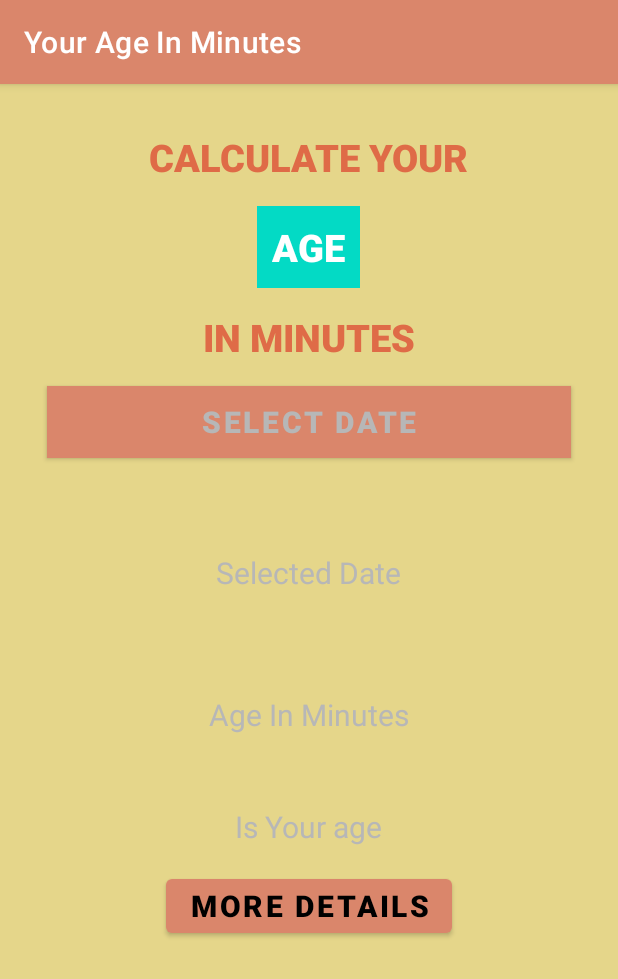
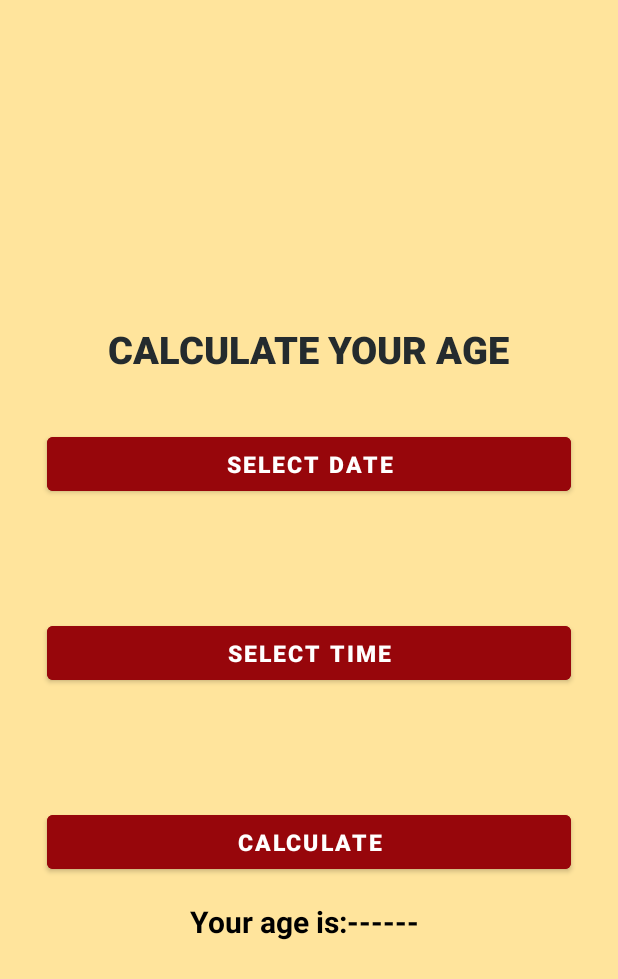
Before and after one commit to rupali2822/AgeInMinutes, an Android app: the screen it shows after launch (MainActivity), on a phone screen of 412 x 824 dp. Shown: the top 979 px of the screen. Run offline under Robolectric (Android 15) with nearby library versions, the phone set to English and light mode, and no system bars.

Commit message:
fixed calculation and added timepicker

```diff
--- a/app/src/main/res/layout/activity_main.xml
+++ b/app/src/main/res/layout/activity_main.xml
@@ -5,116 +5,96 @@
     android:layout_width="match_parent"
 
     android:layout_height="match_parent"
-    tools:context=".MainActivity"
-    android:gravity="center_horizontal"
+    android:background="#FFE49C"
+
     android:orientation="vertical"
     android:padding="16dp"
-    android:background="#E5D68A">
+    android:gravity="center"
+    tools:context=".MainActivity">
 
     <TextView
         android:layout_width="wrap_content"
         android:layout_height="wrap_content"
         android:layout_marginTop="15dp"
         android:fontFamily="sans-serif-medium"
-        android:text="CALCULATE YOUR"
-        android:textColor="@color/purple_500"
+        android:text="CALCULATE YOUR AGE"
+        android:textColor="#242B2E"
         android:textSize="25sp"
-        android:textStyle="bold" />
-    <TextView
-        android:layout_width="wrap_content"
-        android:layout_height="wrap_content"
-        android:layout_marginTop="15dp"
-        android:fontFamily="sans-serif-medium"
-        android:text="AGE"
-        android:padding="10dp"
-        android:textColor="@color/white"
-        android:textSize="25sp"
-        android:textStyle="bold"
-        android:background="@color/teal_200"/>
-    <TextView
-        android:layout_width="wrap_content"
-        android:layout_height="wrap_content"
-        android:layout_marginTop="15dp"
-        android:fontFamily="sans-serif-medium"
-        android:text="IN MINUTES"
-        android:textColor="@color/purple_500"
-        android:textSize="25sp"
+        android:layout_margin="20dp"
         android:textStyle="bold" />
 
     <Button
         android:id="@+id/btn_DatePicker"
         android:layout_width="match_parent"
         android:layout_height="wrap_content"
+        android:layout_margin="15dp"
         android:text="Select Date"
-        android:layout_margin="15dp"
-        android:textStyle="bold"
-        android:textSize="20sp"
-        android:textColor="@color/LightGreyTextColor"
-        android:background="@color/lightyellow"
-        />
+        android:textColor="@color/white"
+        android:backgroundTint="#97060B"
+        android:textSize="15sp"
+        android:textStyle="bold" />
+
+
     <TextView
         android:id="@+id/tvSelectedDate"
         android:layout_width="wrap_content"
         android:layout_height="wrap_content"
+        android:layout_marginTop="20sp"
         android:textColor="#844046"
-        android:textSize="20sp"
-        android:layout_marginTop="20sp"
-        />
+        android:textSize="20sp" />
+
+
+    <Button
+        android:id="@+id/btn_TimePicker"
+        android:layout_width="match_parent"
+        android:layout_height="wrap_content"
+        android:layout_margin="15dp"
+        android:textColor="@color/white"
+        android:backgroundTint="#97060B"
+        android:text="Select Time"
+        android:textSize="15sp"
+        android:textStyle="bold" />
     <TextView
-        android:layout_width="wrap_content"
-        android:layout_height="wrap_content"
-        android:textColor="@color/LightGreyTextColor"
-        android:textSize="20sp"
-        android:text="Selected Date"
-
-        />
-    <TextView
-        android:id="@+id/tvSelectedDateInMinutes"
+        android:id="@+id/tvSelectedTime"
         android:layout_width="wrap_content"
         android:layout_height="wrap_content"
         android:layout_marginTop="20sp"
         android:textColor="#844046"
-        android:textSize="35sp"
-       />
-    <TextView
-        android:layout_width="wrap_content"
+        android:textSize="20sp" />
+
+
+
+    <Button
+        android:id="@+id/btn_calculate"
+        android:layout_width="match_parent"
         android:layout_height="wrap_content"
-        android:textColor="@color/LightGreyTextColor"
-        android:textSize="20sp"
-        android:text="Age In Minutes"
-        />
-    <TextView
-        android:id="@+id/tvAge"
-        android:layout_width="wrap_content"
-        android:layout_height="wrap_content"
-        android:textColor="#844046"
-        android:textSize="20sp"
-        android:layout_marginTop="20sp"/>
-    <TextView
-        android:layout_width="wrap_content"
-        android:layout_height="wrap_content"
-        android:textColor="@color/LightGreyTextColor"
-        android:textSize="20sp"
-        android:text="Is Your age" />
+        android:layout_margin="15dp"
+        android:backgroundTint="#97060B"
+        android:text="calculate"
+        android:textColor="@color/white"
+        android:textSize="15sp"
+        android:textStyle="bold" />
+
     <TextView
         android:id="@+id/txt_yourAge"
         android:layout_width="wrap_content"
         android:layout_height="wrap_content"
-        android:textColor="#844046"
+        android:text="Your age is:------ "
+        android:textColor="@color/black"
         android:textSize="20sp"
-        android:layout_marginTop="20sp"
-        android:visibility="gone"/>
+        android:textStyle="bold" />
 
     <Button
-        android:id="@+id/btn_moreDetails"
+        android:id="@+id/text_total_age"
         android:layout_width="wrap_content"
         android:layout_height="wrap_content"
-        android:text="More Details"
-        android:layout_margin="15dp"
-        android:textStyle="bold"
-        android:textSize="20sp"
-        android:textColor="@color/black"
+        android:layout_marginTop="25sp"
+        android:padding="20dp"
+        android:text=""
+       android:backgroundTint="#97060B"
+        android:textColor="@color/white"
+        android:textSize="15sp"
+        android:visibility="gone" />
 
-        />
 
 </LinearLayout>
--- a/app/src/main/res/values-night/themes.xml
+++ b/app/src/main/res/values-night/themes.xml
@@ -1,6 +1,6 @@
 <resources xmlns:tools="http://schemas.android.com/tools">
     <!-- Base application theme. -->
-    <style name="Theme.AgeInMinutes" parent="Theme.MaterialComponents.DayNight.DarkActionBar">
+    <style name="Theme.AgeInMinutes" parent="Theme.MaterialComponents.DayNight.NoActionBar">
         <!-- Primary brand color. -->
         <item name="colorPrimary">@color/purple_200</item>
         <item name="colorPrimaryVariant">@color/purple_700</item>
--- a/app/src/main/res/values/themes.xml
+++ b/app/src/main/res/values/themes.xml
@@ -1,6 +1,6 @@
 <resources xmlns:tools="http://schemas.android.com/tools">
     <!-- Base application theme. -->
-    <style name="Theme.AgeInMinutes" parent="Theme.MaterialComponents.DayNight.DarkActionBar">
+    <style name="Theme.AgeInMinutes" parent="Theme.MaterialComponents.DayNight.NoActionBar">
         <!-- Primary brand color. -->
         <item name="colorPrimary">@color/purple_200</item>
         <item name="colorPrimaryVariant">@color/purple_500</item>
```
Also changed, not shown: app/src/main/java/com/infeanet/ageinminutes/MainActivity.kt (+78 -38 lines).
